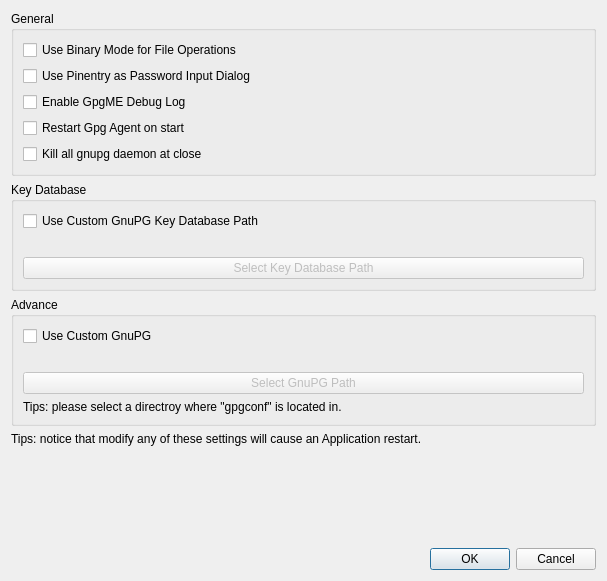
First picture: the form in ui/GnuPGControllerDialog.ui, repository saturneric/GpgFrontend, before the edit.
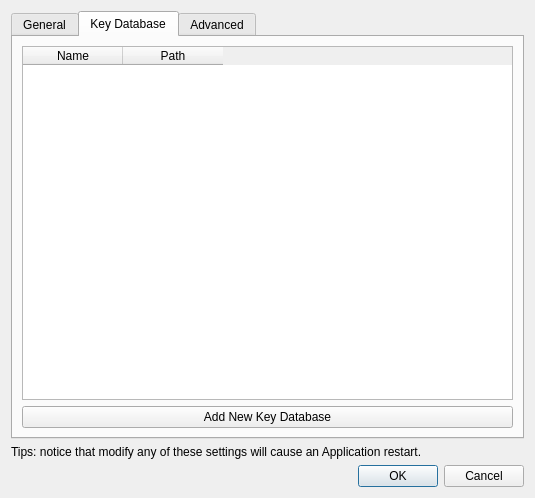
Second picture: the form after the edit.

Commit message: feat: add more context of key database support

```diff
--- a/ui/GnuPGControllerDialog.ui
+++ b/ui/GnuPGControllerDialog.ui
@@ -6,23 +6,29 @@
    <rect>
     <x>0</x>
     <y>0</y>
-    <width>607</width>
-    <height>581</height>
+    <width>535</width>
+    <height>498</height>
    </rect>
   </property>
   <property name="windowTitle">
    <string>GnuPG Controller</string>
   </property>
   <layout class="QGridLayout" name="gridLayout">
-   <item row="0" column="0">
+   <item row="1" column="0">
     <layout class="QVBoxLayout" name="verticalLayout">
      <item>
-      <widget class="QGroupBox" name="generalBox">
-       <property name="title">
+      <widget class="QTabWidget" name="tabWidget">
+       <property name="currentIndex">
+        <number>1</number>
+       </property>
+       <widget class="QWidget" name="tab">
+        <attribute name="title">
         <string>General</string>
-       </property>
-       <layout class="QGridLayout" name="gridLayout_7">
-        <item row="0" column="0">
+        </attribute>
+        <layout class="QVBoxLayout" name="verticalLayout_3">
+         <item>
+          <layout class="QVBoxLayout" name="verticalLayout_2">
+           <item>
          <layout class="QVBoxLayout" name="verticalLayout_7">
           <item>
            <widget class="QCheckBox" name="asciiModeCheckBox">
@@ -62,64 +68,80 @@
          </layout>
         </item>
        </layout>
-      </widget>
      </item>
      <item>
-      <widget class="QGroupBox" name="keyDatabaseGroupBox">
-       <property name="enabled">
-        <bool>true</bool>
-       </property>
-       <property name="title">
+          <spacer name="verticalSpacer">
+           <property name="orientation">
+            <enum>Qt::Vertical</enum>
+           </property>
+           <property name="sizeHint" stdset="0">
+            <size>
+             <width>20</width>
+             <height>40</height>
+            </size>
+           </property>
+          </spacer>
+         </item>
+        </layout>
+       </widget>
+       <widget class="QWidget" name="tab_2">
+        <attribute name="title">
         <string>Key Database</string>
-       </property>
-       <property name="flat">
+        </attribute>
+        <layout class="QVBoxLayout" name="verticalLayout_4">
+         <item>
+          <widget class="QTableWidget" name="keyDatabaseTable">
+           <property name="editTriggers">
+            <set>QAbstractItemView::NoEditTriggers</set>
+           </property>
+           <property name="dragEnabled">
         <bool>false</bool>
        </property>
-       <property name="checkable">
+           <property name="dragDropOverwriteMode">
         <bool>false</bool>
        </property>
-       <layout class="QGridLayout" name="gridLayout_2">
-        <item row="0" column="0">
-         <layout class="QVBoxLayout" name="verticalLayout_6">
-          <item>
-           <widget class="QCheckBox" name="keyDatabaseUseCustomCheckBox">
-            <property name="text">
-             <string>Use Custom GnuPG Key Database Path</string>
-            </property>
-           </widget>
-          </item>
-          <item>
-           <widget class="QLabel" name="currentKeyDatabasePathLabel">
-            <property name="enabled">
-             <bool>false</bool>
-            </property>
+           <property name="dragDropMode">
+            <enum>QAbstractItemView::NoDragDrop</enum>
+           </property>
+           <property name="defaultDropAction">
+            <enum>Qt::IgnoreAction</enum>
+           </property>
+           <property name="selectionMode">
+            <enum>QAbstractItemView::SingleSelection</enum>
+           </property>
+           <property name="selectionBehavior">
+            <enum>QAbstractItemView::SelectRows</enum>
+           </property>
+           <property name="columnCount">
+            <number>2</number>
+           </property>
+           <column>
             <property name="text">
-             <string/>
+             <string>Name</string>
             </property>
+           </column>
+           <column>
+            <property name="text">
+             <string>Path</string>
+            </property>
+           </column>
            </widget>
           </item>
           <item>
-           <widget class="QPushButton" name="customKeyDatabasePathSelectButton">
-            <property name="enabled">
-             <bool>false</bool>
-            </property>
+          <widget class="QPushButton" name="addNewKeyDatabaseButton">
             <property name="text">
-             <string>Select Key Database Path</string>
+            <string>Add New Key Database</string>
             </property>
            </widget>
           </item>
          </layout>
-        </item>
-       </layout>
-      </widget>
-     </item>
+       </widget>
+       <widget class="QWidget" name="tab_3">
+        <attribute name="title">
+         <string>Advanced</string>
+        </attribute>
+        <layout class="QVBoxLayout" name="verticalLayout_5">
      <item>
-      <widget class="QGroupBox" name="advanceGroupBox">
-       <property name="title">
-        <string>Advance</string>
-       </property>
-       <layout class="QGridLayout" name="gridLayout_3">
-        <item row="0" column="0">
          <layout class="QVBoxLayout" name="verticalLayout_9">
           <item>
            <widget class="QCheckBox" name="useCustomGnuPGInstallPathCheckBox">
@@ -154,7 +176,21 @@
           </item>
          </layout>
         </item>
-       </layout>
+         <item>
+          <spacer name="verticalSpacer_2">
+           <property name="orientation">
+            <enum>Qt::Vertical</enum>
+           </property>
+           <property name="sizeHint" stdset="0">
+            <size>
+             <width>20</width>
+             <height>40</height>
+            </size>
+           </property>
+          </spacer>
+         </item>
+        </layout>
+       </widget>
       </widget>
      </item>
      <item>
@@ -164,19 +200,6 @@
        </property>
       </widget>
      </item>
-     <item>
-      <spacer name="verticalSpacer">
-       <property name="orientation">
-        <enum>Qt::Vertical</enum>
-       </property>
-       <property name="sizeHint" stdset="0">
-        <size>
-         <width>20</width>
-         <height>40</height>
-        </size>
-       </property>
-      </spacer>
-     </item>
      <item>
       <widget class="QDialogButtonBox" name="buttonBox">
        <property name="orientation">
```
Left out of the diff: 8 changed lines with no effect on the pictures. Lines whose indentation alone changed are shown as unchanged. The commit also changes 17 other files.
